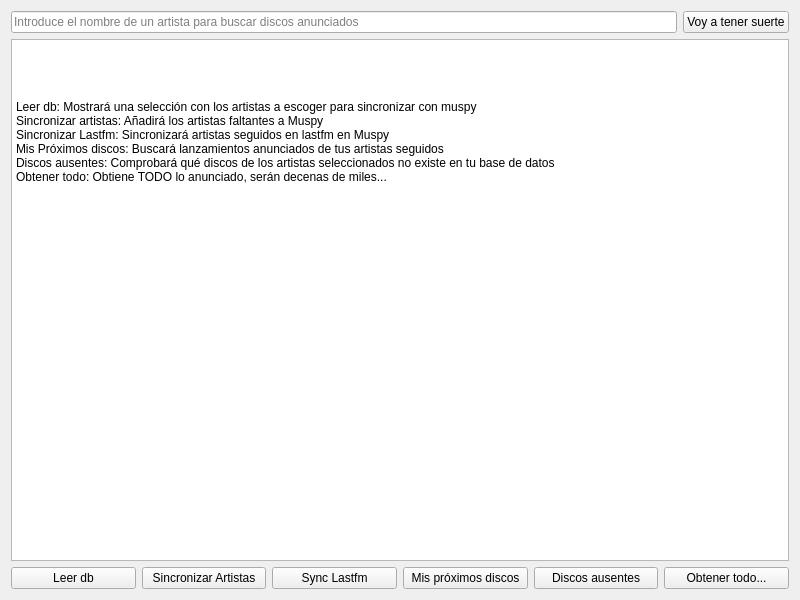
Old version of the form ui/muspy_releases_module.ui in the repository volteret4/mfuz.
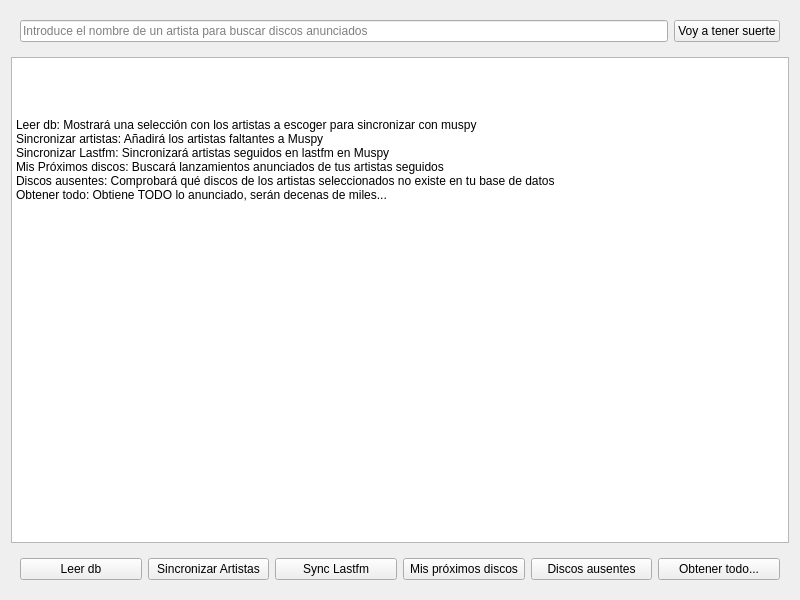
New version of the form.

```diff
--- a/ui/muspy_releases_module.ui
+++ b/ui/muspy_releases_module.ui
@@ -15,6 +15,7 @@
   </property>
   <layout class="QVBoxLayout" name="verticalLayout">
    <item>
+    <widget class="QFrame" name="search_layout_2">
     <layout class="QHBoxLayout" name="search_layout">
      <item>
       <widget class="QLineEdit" name="artist_input">
@@ -31,6 +32,7 @@
       </widget>
      </item>
     </layout>
+    </widget>
    </item>
    <item>
     <widget class="QTextEdit" name="results_text">
@@ -39,8 +41,11 @@
      </property>
      <property name="html">
       <string>&lt;!DOCTYPE HTML PUBLIC &quot;-//W3C//DTD HTML 4.0//EN&quot; &quot;http://www.w3.org/TR/REC-html40/strict.dtd&quot;&gt;
-&lt;html&gt;&lt;head&gt;&lt;meta name=&quot;qrichtext&quot; content=&quot;1&quot; /&gt;&lt;style type=&quot;text/css&quot;&gt;
+&lt;html&gt;&lt;head&gt;&lt;meta name=&quot;qrichtext&quot; content=&quot;1&quot; /&gt;&lt;meta charset=&quot;utf-8&quot; /&gt;&lt;style type=&quot;text/css&quot;&gt;
 p, li { white-space: pre-wrap; }
+hr { height: 1px; border-width: 0; }
+li.unchecked::marker { content: &quot;\2610&quot;; }
+li.checked::marker { content: &quot;\2612&quot;; }
 &lt;/style&gt;&lt;/head&gt;&lt;body style=&quot; font-family:'Sans Serif'; font-size:9pt; font-weight:400; font-style:normal;&quot;&gt;
 &lt;p style=&quot; margin-top:0px; margin-bottom:0px; margin-left:0px; margin-right:0px; -qt-block-indent:0; text-indent:0px;&quot;&gt;&lt;br /&gt;&lt;/p&gt;
 &lt;p style=&quot; margin-top:0px; margin-bottom:0px; margin-left:0px; margin-right:0px; -qt-block-indent:0; text-indent:0px;&quot;&gt;&lt;br /&gt;&lt;/p&gt;
@@ -51,12 +56,12 @@
 &lt;p style=&quot; margin-top:0px; margin-bottom:0px; margin-left:0px; margin-right:0px; -qt-block-indent:0; text-indent:0px;&quot;&gt;Discos ausentes: Comprobará qué discos de los artistas seleccionados no existe en tu base de datos&lt;/p&gt;
 &lt;p style=&quot; margin-top:0px; margin-bottom:0px; margin-left:0px; margin-right:0px; -qt-block-indent:0; text-indent:0px;&quot;&gt;Obtener todo: Obtiene TODO lo anunciado, serán decenas de miles...&lt;/p&gt;
 &lt;p style=&quot; margin-top:0px; margin-bottom:0px; margin-left:0px; margin-right:0px; -qt-block-indent:0; text-indent:0px;&quot;&gt;&lt;br /&gt;&lt;/p&gt;
-&lt;p style=&quot; margin-top:0px; margin-bottom:0px; margin-left:0px; margin-right:0px; -qt-block-indent:0; text-indent:0px;&quot;&gt;&lt;br /&gt;&lt;/p&gt;
-&lt;/body&gt;&lt;/html&gt;</string>
+&lt;p style=&quot; margin-top:0px; margin-bottom:0px; margin-left:0px; margin-right:0px; -qt-block-indent:0; text-indent:0px;&quot;&gt;&lt;br /&gt;&lt;/p&gt;&lt;/body&gt;&lt;/html&gt;</string>
      </property>
     </widget>
    </item>
    <item>
+    <widget class="QFrame" name="">
     <layout class="QHBoxLayout" name="bottom_layout">
      <item>
       <widget class="QPushButton" name="load_artists_button">
@@ -101,6 +106,7 @@
       </widget>
      </item>
     </layout>
+    </widget>
    </item>
   </layout>
  </widget>
```
Lines whose indentation alone changed are shown as unchanged.
